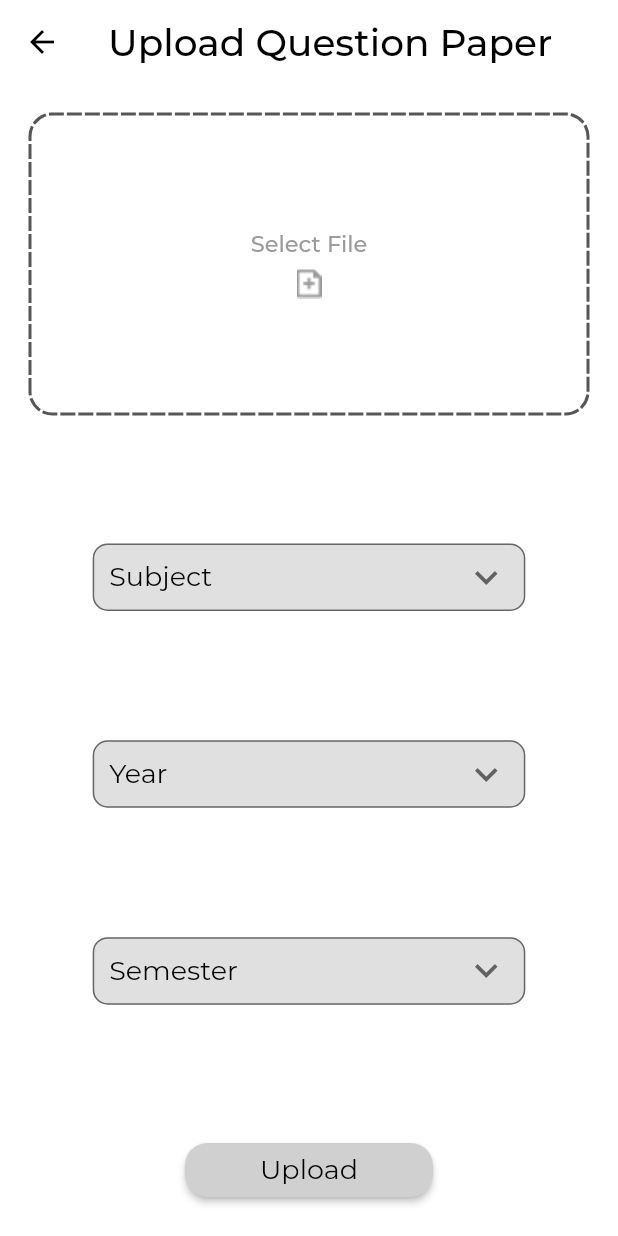
After one commit to pramodksh/paper-for-peers, a Flutter app: the UploadQuestionPaper screen opened directly, on a phone screen of 412 x 824 dp. The commit adds this screen. Run offline on Flutter 3.47's test engine with Material 2 defaults, Android fonts, the phone set to English and light mode, and no system bars; drawn by our look-alikes of dotted_border; our stand-ins replace flutter_rating_bar, page_indicator, shared_preferences; missing offline and left inert: advance_pdf_viewer, thememode_selector; accounts and stored records are empty; project files that could hold a hidden picture were left out.

Commit message:
dashboard - profile - upload - all types done

```diff
--- a/lib/config/app_theme.dart
+++ b/lib/config/app_theme.dart
@@ -10,6 +10,9 @@ class Styles {
 
 
       inputDecorationTheme: InputDecorationTheme(
+        hintStyle: CustomTextStyle.bodyTextStyle.copyWith(
+          color: isDarkTheme ? Colors.white : Colors.black,
+        ),
         labelStyle: CustomTextStyle.bodyTextStyle.copyWith(
           color: isDarkTheme ? Colors.white : Colors.black,
         ),
--- /dev/null
+++ b/lib/modules/dashboard/profile/upload/shared.dart
@@ -0,0 +1,14 @@
+import 'package:flutter/material.dart';
+
+Widget getUploadButton({@required Function onPressed}) {
+  return ElevatedButton(
+    style: ElevatedButton.styleFrom(
+      padding: EdgeInsets.symmetric(horizontal: 50),
+      shape: RoundedRectangleBorder(
+        borderRadius: BorderRadius.circular(15),
+      ),
+    ),
+    onPressed: onPressed,
+    child: Text("Upload", style: TextStyle(fontSize: 18),),
+  );
+}
--- /dev/null
+++ b/lib/modules/dashboard/profile/upload/upload_question_paper.dart
@@ -0,0 +1,84 @@
+import 'package:flutter/material.dart';
+import 'package:papers_for_peers/modules/dashboard/profile/profile.dart';
+import 'package:papers_for_peers/modules/dashboard/profile/upload/shared.dart';
+import 'package:papers_for_peers/modules/dashboard/utilities/utilities.dart';
+
+class UploadQuestionPaper extends StatefulWidget {
+  @override
+  _UploadQuestionPaperState createState() => _UploadQuestionPaperState();
+}
+
+class _UploadQuestionPaperState extends State<UploadQuestionPaper> {
+
+  String selectedSubject;
+  String selectedYear;
+  String selectedSemester;
+
+  @override
+  Widget build(BuildContext context) {
+
+    return Scaffold(
+      appBar: AppBar(
+        title: Text(
+          "Upload Question Paper",
+        ),
+      ),
+      body: Container(
+        padding: EdgeInsets.symmetric(horizontal: 20, vertical: 20),
+        child: Column(
+          children: [
+            SizedBox(
+              height: 200,
+              child: getAddPostContainer(
+                context: context,
+                label: "Select File",
+                onPressed: () {},
+              ),
+            ),
+            Expanded(
+              child: Column(
+                mainAxisAlignment: MainAxisAlignment.spaceEvenly,
+                children: [
+                  SizedBox(
+                    width: MediaQuery.of(context).size.width * 0.7,
+                    child: getCustomDropDown(
+                      context: context,
+                      dropDownHint: "Subject",
+                      dropDownItems: ["CPP", "JAVA"],
+                      onDropDownChanged: (val) { setState(() { selectedSubject = val; }); },
+                      dropDownValue: selectedSubject,
+                    ),
+                  ),
+
+                  SizedBox(
+                    width: MediaQuery.of(context).size.width * 0.7,
+                    child: getCustomDropDown(
+                      context: context,
+                      dropDownHint: "Year",
+                      dropDownItems: ["2016", "2107"],
+                      onDropDownChanged: (val) { setState(() { selectedYear = val; }); },
+                      dropDownValue: selectedYear,
+                    ),
+                  ),
+
+                  SizedBox(
+                    width: MediaQuery.of(context).size.width * 0.7,
+                    child: getCustomDropDown(
+                      context: context,
+                      dropDownHint: "Semester",
+                      dropDownItems: List.generate(6, (index) => "Semester - ${index + 1}"),
+                      onDropDownChanged: (val) { setState(() { selectedSemester = val; }); },
+                      dropDownValue: selectedSemester,
+                    ),
+                  ),
+                ],
+              ),
+            ),
+            // Expanded(child: UploadNotesBody()),
+            getUploadButton(onPressed: () {}),
+          ],
+        ),
+      ),
+    );
+  }
+}
--- a/lib/modules/login/forgot_password.dart
+++ b/lib/modules/login/forgot_password.dart
@@ -1,7 +1,7 @@
 import 'package:flutter/material.dart';
 import 'package:papers_for_peers/config/default_assets.dart';
 import 'package:papers_for_peers/config/export_config.dart';
-import 'package:papers_for_peers/modules/login/utils.dart';
+import 'package:papers_for_peers/modules/login/utilities.dart';
 
 class ForgotPassword extends StatefulWidget {
   @override
@@ -60,11 +60,11 @@ class _ForgotPasswordState extends State<ForgotPassword> {
                   SizedBox(
                     height: 70,
                   ),
-                  customTextField(inputBoxText: 'Email Address'),
+                  getCustomTextField(inputBoxText: 'Email Address'),
                   SizedBox(
                     height: 70,
                   ),
-                  customButton(
+                  getCustomButton(
                       buttonText: 'Reset Password',
                       width: 250,
                       verticalPadding: 14,
```
Also changed, not shown: lib/modules/dashboard/profile/profile.dart (+10 -2 lines), lib/modules/dashboard/profile/upload/upload_notes.dart (added, +100 -0 lines), lib/modules/dashboard/profile/upload/upload_post.dart (deleted, +0 -42 lines), lib/modules/login/login.dart (+5 -5 lines), lib/modules/login/utilities.dart (renamed from lib/modules/login/utils.dart, +2 -9 lines).
